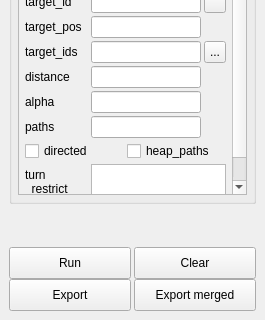
First picture: the form in ui_pgRoutingLayer.ui, repository sanak/pgRoutingLayer, before the edit; both pictures show x 0 to 265 and y 757 to 1077 of the 265 by 1077 pixel window.
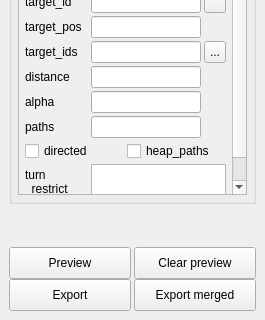
Second picture: the form after the edit. Icons and pictures are not drawn.

Diff of the .ui file:
```diff
--- a/ui_pgRoutingLayer.ui
+++ b/ui_pgRoutingLayer.ui
@@ -909,7 +909,7 @@
            <locale language="English" country="UnitedStates"/>
           </property>
           <property name="text">
-           <string>Run</string>
+           <string>Preview</string>
           </property>
          </widget>
         </item>
@@ -925,7 +925,7 @@
            <locale language="English" country="UnitedStates"/>
           </property>
           <property name="text">
-           <string>Clear</string>
+           <string>Clear preview</string>
           </property>
          </widget>
         </item>
```
